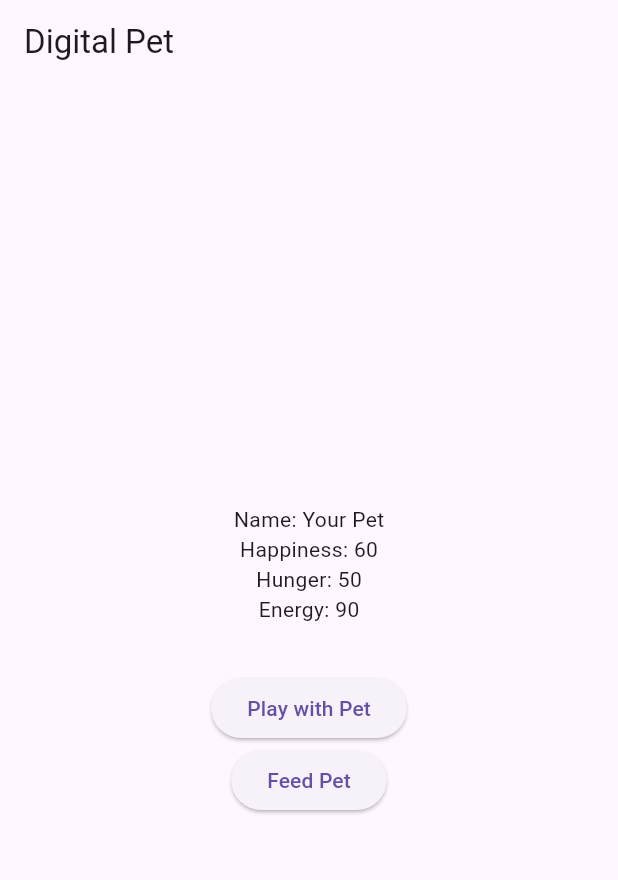
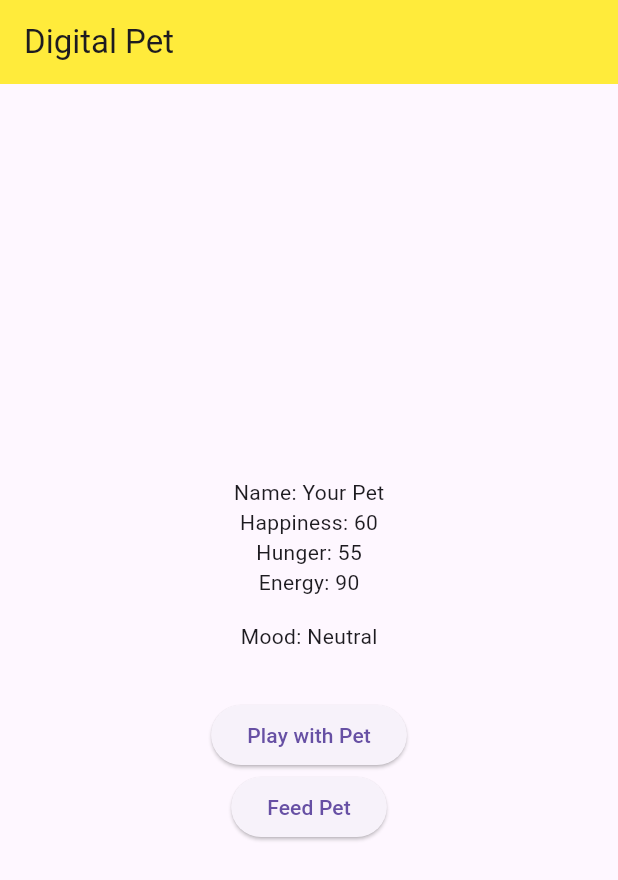
Before and after one commit to Alyvvn/petapp, a Flutter app: the screen it shows after launch, after a tap on "Play with Pet", on a phone screen of 412 x 824 dp. Shown: the top 880 px of the screen. Run offline on Flutter 3.47's test engine with Material 3 defaults, Android fonts, the phone set to English and light mode, and no system bars.

Commit message:
add pet mood and colors

```diff
--- a/lib/main.dart
+++ b/lib/main.dart
@@ -1,6 +1,3 @@
-// Commit 3: Add Hunger Timer
-// Hunger automatically increases over time.
-
 import 'package:flutter/material.dart';
 import 'dart:async';
 
@@ -22,10 +19,15 @@ class _DigitalPetAppState extends State<DigitalPetApp> {
   int energyLevel = 100;
   Timer? _hungerTimer;
 
+  // New mood system
+  Color petColor = Colors.green;
+  String petMoodText = "Neutral";
+
   @override
   void initState() {
     super.initState();
     _startHungerTimer();
+    _updatePetState();
   }
 
   @override
@@ -38,6 +40,7 @@ class _DigitalPetAppState extends State<DigitalPetApp> {
     _hungerTimer = Timer.periodic(Duration(seconds: 15), (timer) {
       setState(() {
         hungerLevel = (hungerLevel + 5).clamp(0, 100);
+        _updatePetState();
       });
     });
   }
@@ -46,6 +49,8 @@ class _DigitalPetAppState extends State<DigitalPetApp> {
     setState(() {
       happinessLevel = (happinessLevel + 10).clamp(0, 100);
       energyLevel = (energyLevel - 10).clamp(0, 100);
+      hungerLevel = (hungerLevel + 5).clamp(0, 100); // playing makes pet hungry
+      _updatePetState();
     });
   }
 
@@ -53,13 +58,38 @@ class _DigitalPetAppState extends State<DigitalPetApp> {
     setState(() {
       hungerLevel = (hungerLevel - 15).clamp(0, 100);
       energyLevel = (energyLevel + 5).clamp(0, 100);
+      _updatePetState();
     });
+  }
+
+  void _updatePetState() {
+    // Adjust happiness based on hunger
+    if (hungerLevel > 70) {
+      happinessLevel = (happinessLevel - 10).clamp(0, 100);
+    } else if (hungerLevel < 30) {
+      happinessLevel = (happinessLevel + 5).clamp(0, 100);
+    }
+
+    // Mood rules
+    if (happinessLevel >= 70 && energyLevel > 30) {
+      petMoodText = "Happy";
+      petColor = Colors.green;
+    } else if (happinessLevel >= 30 && energyLevel > 20) {
+      petMoodText = "Neutral";
+      petColor = Colors.yellow;
+    } else {
+      petMoodText = "Sad";
+      petColor = Colors.red;
+    }
   }
 
   @override
   Widget build(BuildContext context) {
     return Scaffold(
-      appBar: AppBar(title: Text("Digital Pet")),
+      appBar: AppBar(
+        title: Text("Digital Pet"),
+        backgroundColor: petColor,
+      ),
       body: Center(
         child: Column(
           mainAxisAlignment: MainAxisAlignment.center,
@@ -68,6 +98,8 @@ class _DigitalPetAppState extends State<DigitalPetApp> {
             Text("Happiness: $happinessLevel"),
             Text("Hunger: $hungerLevel"),
             Text("Energy: $energyLevel"),
+            SizedBox(height: 16),
+            Text("Mood: $petMoodText"),
             SizedBox(height: 32),
             ElevatedButton(
               onPressed: _playWithPet,
```
